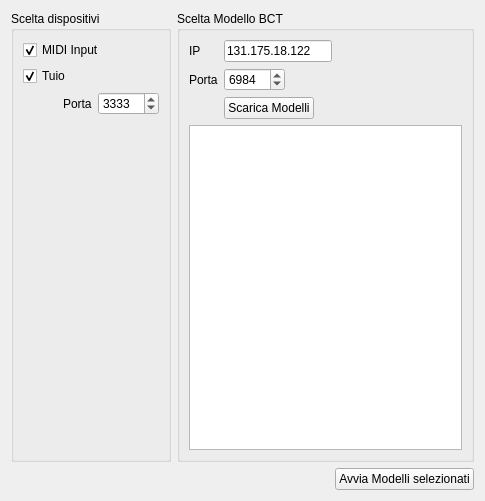
The window that gui/window1.ui (drf/Ketaroller) describes before a commit, drawn with Qt 5.
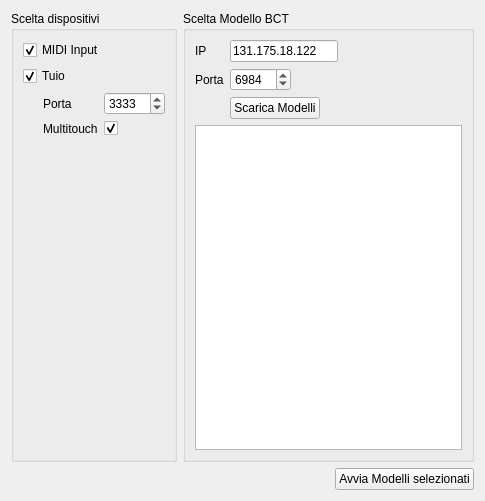
The same window after the commit.

Commit message: Make multitouch optional

```diff
--- a/gui/window1.ui
+++ b/gui/window1.ui
@@ -46,18 +46,18 @@
          </widget>
         </item>
         <item>
-         <layout class="QHBoxLayout" name="horizontalLayout">
+         <layout class="QFormLayout" name="formLayout_2">
           <property name="leftMargin">
-           <number>40</number>
+           <number>20</number>
           </property>
-          <item>
+          <item row="0" column="0">
            <widget class="QLabel" name="label">
             <property name="text">
              <string>Porta</string>
             </property>
            </widget>
           </item>
-          <item>
+          <item row="0" column="1">
            <widget class="QSpinBox" name="tuioPortSpinBox">
             <property name="enabled">
              <bool>true</bool>
@@ -70,6 +70,23 @@
             </property>
            </widget>
           </item>
+          <item row="1" column="1">
+           <widget class="QCheckBox" name="gesturesCheckbox">
+            <property name="text">
+             <string/>
+            </property>
+            <property name="checked">
+             <bool>true</bool>
+            </property>
+           </widget>
+          </item>
+          <item row="1" column="0">
+           <widget class="QLabel" name="label_4">
+            <property name="text">
+             <string>Multitouch</string>
+            </property>
+           </widget>
+          </item>
          </layout>
         </item>
         <item>
```
Left out of the diff: 24 changed lines with no effect on the pictures. The commit also changes 3 other files.
